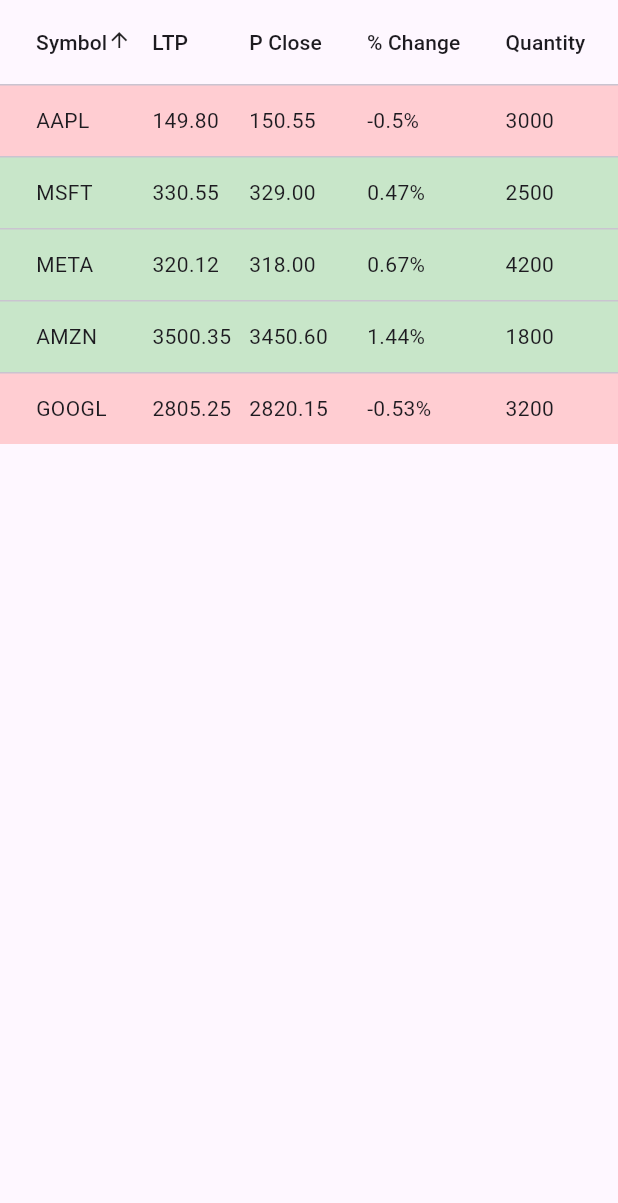
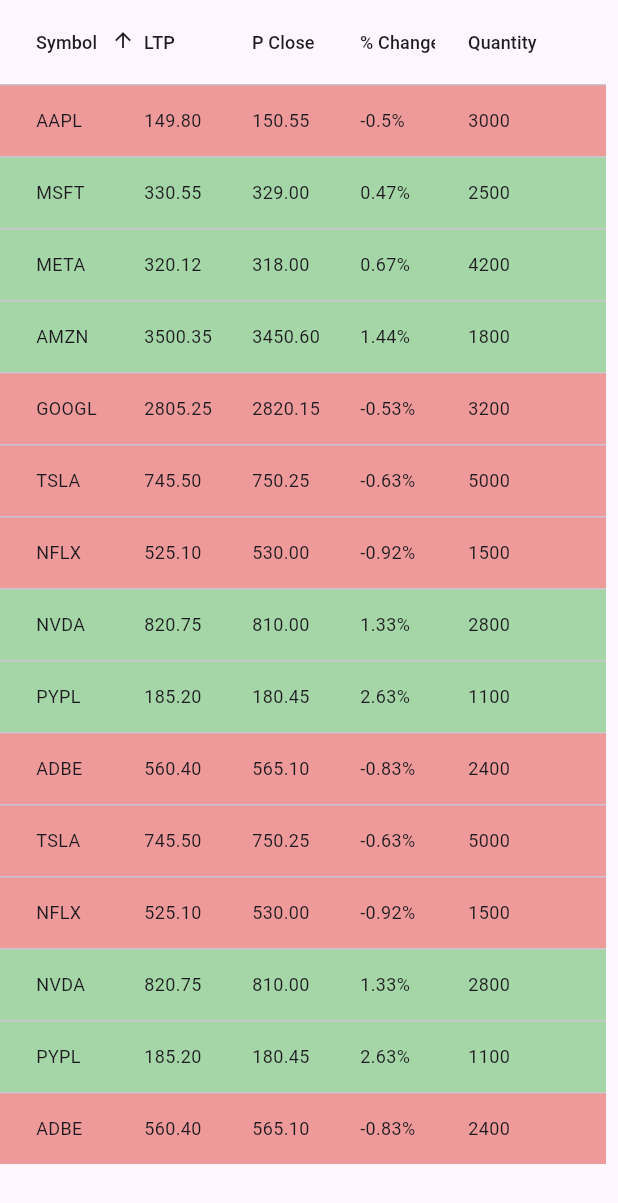
Before and after one commit to KiranJoshi52/nepse_trends, a Flutter app: the StockDataTable screen opened directly, on a phone screen of 412 x 824 dp. Shown: the top 1203 px of the screen. Run offline on Flutter 3.47's test engine with Material 3 defaults, Android fonts, the phone set to English and light mode, and no system bars; our stand-ins replace firebase_auth, firebase_core, google_sign_in; accounts and stored records are empty.

```diff
--- a/lib/Screens/market_screen.dart
+++ b/lib/Screens/market_screen.dart
@@ -1,5 +1,4 @@
 import 'package:flutter/material.dart';
-import 'package:webview_flutter/webview_flutter.dart';
 
 class MarketScreen extends StatelessWidget {
   static const String marketScreenRoute = '/market';
@@ -8,44 +7,9 @@ class MarketScreen extends StatelessWidget {
   Widget build(BuildContext context) {
     return Scaffold(
       appBar: AppBar(title: Text('Market')),
-      body: Column(
-        children: [
-          Expanded(
-            flex: 4, // Adjust the space for the chart (2 parts of 3)
-            child: NepseChartPage(),
-          ),
-          Divider(thickness: 1),
-          Expanded(
-            flex: 1, // Adjust the space for the stock data table (3 parts of 3)
-            child: StockDataTable(),
-          ),
-        ],
-      ),
+      // body: Center(child: Text('Market Screen')),
+      body: StockDataTable(),
     );
-  }
-}
-
-class NepseChartPage extends StatefulWidget {
-  const NepseChartPage({Key? key}) : super(key: key);
-
-  @override
-  _NepseChartPageState createState() => _NepseChartPageState();
-}
-
-class _NepseChartPageState extends State<NepseChartPage> {
-  late final WebViewController _controller;
-
-  @override
-  void initState() {
-    super.initState();
-    _controller = WebViewController()
-      ..setJavaScriptMode(JavaScriptMode.unrestricted)
-      ..loadRequest(Uri.parse("https://nepsealpha.com/trading/chart"));
-  }
-
-  @override
-  Widget build(BuildContext context) {
-    return WebViewWidget(controller: _controller);
   }
 }
 
@@ -91,6 +55,76 @@ class _StockDataTableState extends State<StockDataTable> {
       'change': -0.53,
       'quantity': 3200
     },
+    {
+      'symbol': 'TSLA',
+      'ltp': 745.50,
+      'pClose': 750.25,
+      'change': -0.63,
+      'quantity': 5000
+    },
+    {
+      'symbol': 'NFLX',
+      'ltp': 525.10,
+      'pClose': 530.00,
+      'change': -0.92,
+      'quantity': 1500
+    },
+    {
+      'symbol': 'NVDA',
+      'ltp': 820.75,
+      'pClose': 810.00,
+      'change': 1.33,
+      'quantity': 2800
+    },
+    {
+      'symbol': 'PYPL',
+      'ltp': 185.20,
+      'pClose': 180.45,
+      'change': 2.63,
+      'quantity': 1100
+    },
+    {
+      'symbol': 'ADBE',
+      'ltp': 560.40,
+      'pClose': 565.10,
+      'change': -0.83,
+      'quantity': 2400
+    },
+    {
+      'symbol': 'TSLA',
+      'ltp': 745.50,
+      'pClose': 750.25,
+      'change': -0.63,
+      'quantity': 5000
+    },
+    {
+      'symbol': 'NFLX',
+      'ltp': 525.10,
+      'pClose': 530.00,
+      'change': -0.92,
+      'quantity': 1500
+    },
+    {
+      'symbol': 'NVDA',
+      'ltp': 820.75,
+      'pClose': 810.00,
+      'change': 1.33,
+      'quantity': 2800
+    },
+    {
+      'symbol': 'PYPL',
+      'ltp': 185.20,
+      'pClose': 180.45,
+      'change': 2.63,
+      'quantity': 1100
+    },
+    {
+      'symbol': 'ADBE',
+      'ltp': 560.40,
+      'pClose': 565.10,
+      'change': -0.83,
+      'quantity': 2400
+    },
   ];
 
   bool _isAscending = true;
@@ -128,68 +162,91 @@ class _StockDataTableState extends State<StockDataTable> {
 
   @override
   Widget build(BuildContext context) {
-    return SingleChildScrollView(
-      child: Column(
-        children: [
-          // Wrap the DataTable with SingleChildScrollView for horizontal scrolling
-          SingleChildScrollView(
-            scrollDirection: Axis.horizontal,
+    return Scaffold(
+      body: LayoutBuilder(
+        builder: (context, constraints) {
+          double fontSize = constraints.maxWidth < 500 ? 12 : 14;
+          return SingleChildScrollView(
+            scrollDirection: Axis.vertical,
             child: DataTable(
-              columnSpacing: 12,
+              columnSpacing: 4,
               sortColumnIndex: _sortColumnIndex,
               sortAscending: _isAscending,
               columns: [
                 DataColumn(
-                  label: Text('Symbol'),
+                  label: SizedBox(
+                    width: 50,
+                    child: Text('Symbol', style: TextStyle(fontSize: fontSize)),
+                  ),
                   onSort: (columnIndex, _) {
                     _sortData(columnIndex, !_isAscending);
                   },
                 ),
                 DataColumn(
-                  label: Text('LTP'),
+                  label: SizedBox(
+                    width: 50,
+                    child: Text('LTP', style: TextStyle(fontSize: fontSize)),
+                  ),
                   onSort: (columnIndex, _) {
                     _sortData(columnIndex, !_isAscending);
                   },
                 ),
                 DataColumn(
-                  label: Text('P Close'),
+                  label: SizedBox(
+                    width: 50,
+                    child:
+                        Text('P Close', style: TextStyle(fontSize: fontSize)),
+                  ),
                   onSort: (columnIndex, _) {
                     _sortData(columnIndex, !_isAscending);
                   },
                 ),
                 DataColumn(
-                  label: Text('% Change'),
+                  label: SizedBox(
+                    width: 50,
+                    child:
+                        Text('% Change', style: TextStyle(fontSize: fontSize)),
+                  ),
                   onSort: (columnIndex, _) {
                     _sortData(columnIndex, !_isAscending);
                   },
                 ),
                 DataColumn(
-                  label: Text('Quantity'),
+                  label: SizedBox(
+                    width: 50,
+                    child:
+                        Text('Quantity', style: TextStyle(fontSize: fontSize)),
+                  ),
                   onSort: (columnIndex, _) {
                     _sortData(columnIndex, !_isAscending);
                   },
                 ),
               ],
               rows: stockData.map((data) {
+                // Check if change is negative or positive
                 bool isNegativeChange = data['change'] < 0;
                 return DataRow(
+                  color: isNegativeChange
+                      ? WidgetStateProperty.all(Colors.red.shade200)
+                      : WidgetStateProperty.all(
+                          Colors.green.shade200), // Green for positive changes
                   cells: [
-                    DataCell(Text(data['symbol'])),
-                    DataCell(Text(data['ltp'].toStringAsFixed(2))),
-                    DataCell(Text(data['pClose'].toStringAsFixed(2))),
-                    DataCell(Text('${data['change']}%')),
-                    DataCell(Text(data['quantity'].toString())),
+                    DataCell(Text(data['symbol'],
+                        style: TextStyle(fontSize: fontSize))),
+                    DataCell(Text(data['ltp'].toStringAsFixed(2),
+                        style: TextStyle(fontSize: fontSize))),
+                    DataCell(Text(data['pClose'].toStringAsFixed(2),
+                        style: TextStyle(fontSize: fontSize))),
+                    DataCell(Text('${data['change']}%',
+                        style: TextStyle(fontSize: fontSize))),
+                    DataCell(Text(data['quantity'].toString(),
+                        style: TextStyle(fontSize: fontSize))),
                   ],
-                  color: MaterialStateProperty.resolveWith(
-                    (states) => isNegativeChange
-                        ? Colors.red.shade100
-                        : Colors.green.shade100,
-                  ),
                 );
               }).toList(),
             ),
-          ),
-        ],
+          );
+        },
       ),
     );
   }
```
